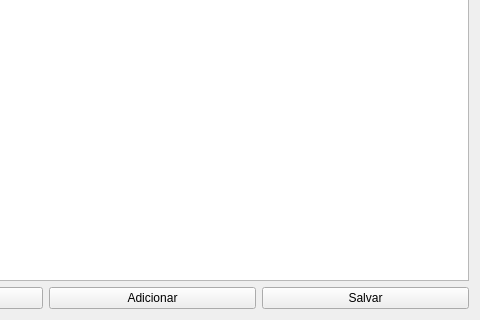
The window that uis/managementStyleProfiles.ui (dsgoficial/SAP_Gerente) describes before a commit, drawn with Qt 5; both pictures show x 389 to 869 and y 142 to 462 of the 869 by 462 pixel window.
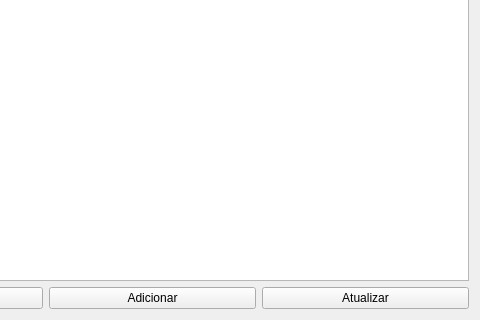
The same window after the commit.

Diff of the .ui file:
```diff
--- a/uis/managementStyleProfiles.ui
+++ b/uis/managementStyleProfiles.ui
@@ -62,7 +62,7 @@
      <item>
       <widget class="QPushButton" name="saveBtn">
        <property name="text">
-        <string>Salvar</string>
+        <string>Atualizar</string>
        </property>
       </widget>
      </item>
```
